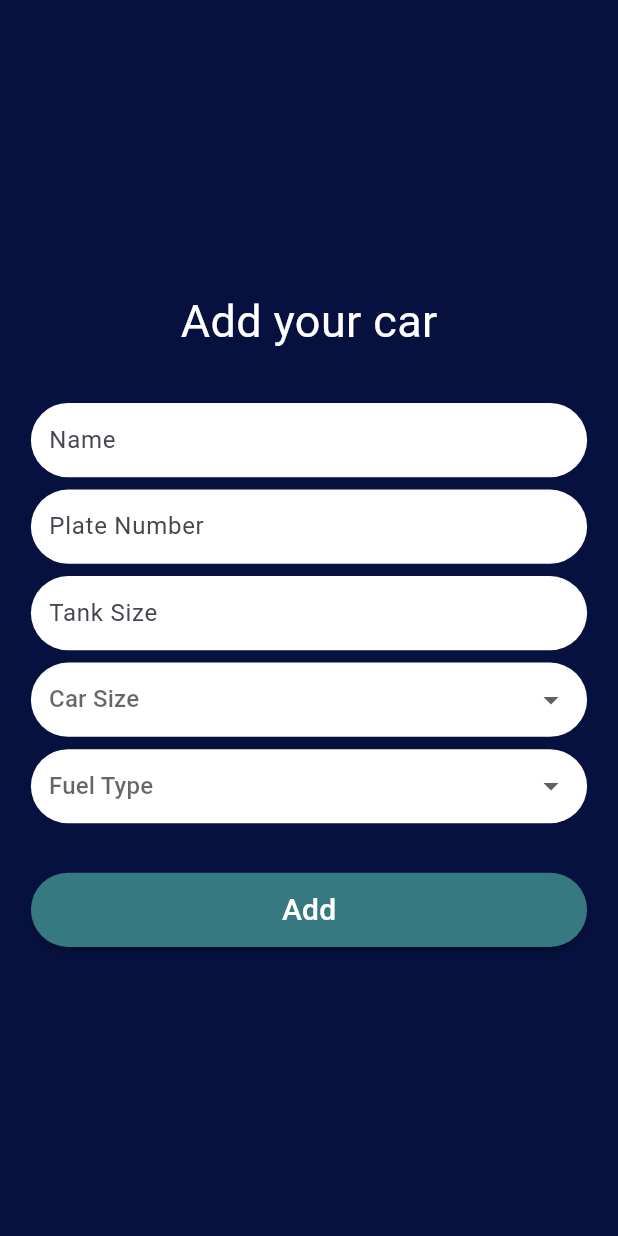
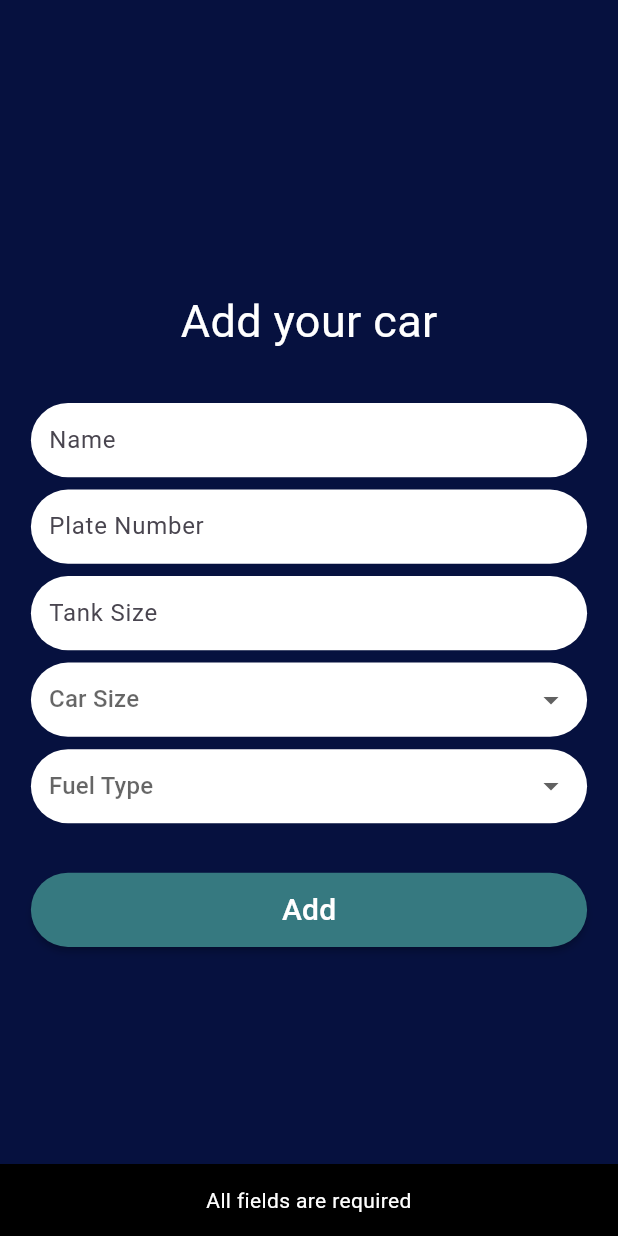
Before and after one commit to P-I-E-N-O/app, a Flutter app: the AddCarForm screen opened directly, after a tap on "Add", on a phone screen of 412 x 824 dp. Run offline on Flutter 3.47's test engine with Material 3 defaults, Android fonts, the phone set to English and light mode, and no system bars; our stand-ins replace dio, flutter_secure_storage, liquid_progress_indicator_v2, location, lottie, syncfusion_flutter_charts; accounts and stored records are empty; Roboto replaces fonts that are missing (futura).

Commit message:
more connections to backend + added snackbars.dart

```diff
--- /dev/null
+++ b/devtools_options.yaml
@@ -0,0 +1,3 @@
+description: This file stores settings for Dart & Flutter DevTools.
+documentation: https://docs.flutter.dev/tools/devtools/extensions#configure-extension-enablement-states
+extensions:
--- a/lib/add_car_form.dart
+++ b/lib/add_car_form.dart
@@ -1,5 +1,10 @@
+import 'package:dio/dio.dart';
 import 'package:flutter/material.dart';
+import 'package:pieno/io/http.dart';
 import 'package:pieno/models.dart';
+import 'package:pieno/state.dart';
+import 'package:pieno/widgets/snackbars.dart';
+import 'package:provider/provider.dart';
 
 class AddCarForm extends StatefulWidget {
   const AddCarForm({super.key});
@@ -11,6 +16,53 @@ class AddCarForm extends StatefulWidget {
 class _AddCarFormState extends State<AddCarForm> {
   String? dropDownCarSizeValue;
   FuelType? dropDownFuelTypeValue;
+
+  Map<String, TextEditingController> data = {
+    "name": TextEditingController(),
+    "plateNo": TextEditingController(),
+    "tankSize": TextEditingController(),
+    "size": TextEditingController(),
+  };
+
+  Future<void> addCar() async {
+    if (data["name"]!.text.isEmpty ||
+        data["plateNo"]!.text.isEmpty ||
+        data["tankSize"]!.text.isEmpty ||
+        data["size"]!.text.isEmpty ||
+        dropDownFuelTypeValue == null ||
+        dropDownCarSizeValue == null) {
+      ScaffoldMessenger.of(context).showSnackBar(allFieldsRequired);
+      return;
+    }
+
+    String name = data["name"]!.text;
+    String plateNo = data["plateNo"]!.text;
+    int tankSize = int.parse(data["tankSize"]!.text);
+    String size = data["size"]!.text;
+    FuelType fuelType = dropDownFuelTypeValue!;
+    Car car = Car(
+      name: name,
+      plateNo: plateNo,
+      tankSize: tankSize,
+      size: size,
+      fuelType: fuelType,
+      fuelLevel: 0,
+      ownerId: Provider.of<UserState>(context, listen: false).username!,
+      id: '',
+    );
+
+    try {
+      final response =
+          await Provider.of<Api>(context, listen: false).addCar(car);
+      car.id = response.data["car_id"];
+      Navigator.pop(context);
+    } on DioException catch (e) {
+      e.response?.statusCode == 409
+          ? ScaffoldMessenger.of(context).showSnackBar(carAlreadyExists)
+          : ScaffoldMessenger.of(context).showSnackBar(networkError);
+    }
+  }
+
   @override
   Widget build(BuildContext context) {
     return Scaffold(
@@ -41,14 +93,15 @@ class _AddCarFormState extends State<AddCarForm> {
               borderRadius: BorderRadius.circular(100),
               color: Colors.white,
             ),
-            child: const Center(
+            child: Center(
               child: Padding(
-                padding: EdgeInsets.symmetric(horizontal: 12),
+                padding: const EdgeInsets.symmetric(horizontal: 12),
                 child: TextField(
-                  decoration: InputDecoration(
+                  decoration: const InputDecoration(
                     border: InputBorder.none,
                     hintText: "Name",
                   ),
+                  controller: data['name'],
                 ),
               ),
             ),
@@ -63,14 +116,15 @@ class _AddCarFormState extends State<AddCarForm> {
               borderRadius: BorderRadius.circular(100),
               color: Colors.white,
             ),
-            child: const Center(
+            child: Center(
               child: Padding(
-                padding: EdgeInsets.symmetric(horizontal: 12),
+                padding: const EdgeInsets.symmetric(horizontal: 12),
                 child: TextField(
-                  decoration: InputDecoration(
+                  decoration: const InputDecoration(
                     border: InputBorder.none,
                     hintText: "Plate Number",
                   ),
+                  controller: data['plateNo'],
                 ),
               ),
             ),
@@ -85,14 +139,15 @@ class _AddCarFormState extends State<AddCarForm> {
               borderRadius: BorderRadius.circular(100),
               color: Colors.white,
             ),
-            child: const Center(
+            child: Center(
               child: Padding(
-                padding: EdgeInsets.symmetric(horizontal: 12),
+                padding: const EdgeInsets.symmetric(horizontal: 12),
                 child: TextField(
-                  decoration: InputDecoration(
+                  decoration: const InputDecoration(
                     border: InputBorder.none,
                     hintText: "Tank Size",
                   ),
+                  controller: data['tankSize'],
                 ),
               ),
             ),
@@ -115,15 +170,15 @@ class _AddCarFormState extends State<AddCarForm> {
                   value: dropDownCarSizeValue,
                   items: const [
                     DropdownMenuItem(
-                      value: "Small",
+                      value: "small",
                       child: Text("Small"),
                     ),
                     DropdownMenuItem(
-                      value: "Medium",
+                      value: "medium",
                       child: Text("Medium"),
                     ),
                     DropdownMenuItem(
-                      value: "Large",
+                      value: "large",
                       child: Text("Large"),
                     ),
                   ],
@@ -175,10 +230,6 @@ class _AddCarFormState extends State<AddCarForm> {
                       value: FuelType.cng,
                       child: Text("CNG"),
                     ),
-                    DropdownMenuItem(
-                      value: FuelType.balls,
-                      child: Text("Little Balls"),
-                    )
                   ],
                   onChanged: (FuelType? value) {
                     setState(
@@ -198,7 +249,9 @@ class _AddCarFormState extends State<AddCarForm> {
             padding: EdgeInsets.symmetric(
                 horizontal: MediaQuery.of(context).size.width * 0.05),
             child: MaterialButton(
-              onPressed: () {},
+              onPressed: () {
+                addCar();
+              },
               minWidth: MediaQuery.of(context).size.width * 0.9,
               height: MediaQuery.of(context).size.height * 0.06,
               color: const Color(0xFF367980),
--- a/lib/cars.dart
+++ b/lib/cars.dart
@@ -3,7 +3,6 @@ import 'package:pieno/add_car_form.dart';
 import 'package:pieno/models.dart';
 import 'package:pieno/state.dart';
 import 'package:provider/provider.dart';
-import 'package:pieno/io/http.dart' as http;
 
 void main() {
   runApp(MultiProvider(
@@ -41,7 +40,8 @@ class _CarsPageState extends State<CarsPage> {
   List<Car>? cars;
 
   void initCars() async {
-    cars = await http.getUserCars();
+    var state = context.watch<UserState>();
+    cars = await state.getCars(context);
     setState(() {});
   }
 
--- a/lib/state.dart
+++ b/lib/state.dart
@@ -1,10 +1,14 @@
 import 'package:flutter/foundation.dart';
+import 'package:flutter/material.dart';
+import 'package:pieno/io/http.dart';
 import 'package:pieno/models.dart';
+import 'package:provider/provider.dart';
 
 class UserState extends ChangeNotifier {
   String? token;
   String? username;
   Car? _activeCar;
+  List<Car>? _cars;
 
   set activeCar(Car? car) {
     _activeCar = car;
@@ -13,9 +17,14 @@ class UserState extends ChangeNotifier {
 
   Car? get activeCar => _activeCar;
 
-  UserState(
+  UserState([
     this.token,
     this.username,
     this._activeCar,
-  );
+  ]);
+
+  Future<List<Car>> getCars(BuildContext context) async {
+    _cars ??= await Provider.of<Api>(context, listen: false).getCars();
+    return _cars!;
+  }
 }
--- /dev/null
+++ b/lib/widgets/snackbars.dart
@@ -0,0 +1,56 @@
+import 'package:flutter/material.dart';
+
+SnackBar allFieldsRequired = const SnackBar(
+  backgroundColor: Colors.black,
+  content: Text(
+    "All fields are required",
+    textAlign: TextAlign.center,
+    style: TextStyle(
+      color: Colors.white,
+    ),
+  ),
+);
+
+SnackBar passwordsDoNotMatch = const SnackBar(
+  backgroundColor: Colors.black,
+  content: Text(
+    "Passwords do not match",
+    textAlign: TextAlign.center,
+    style: TextStyle(
+      color: Colors.white,
+    ),
+  ),
+);
+
+SnackBar invalidEmailOrPassword = const SnackBar(
+  backgroundColor: Colors.black,
+  content: Text(
+    "Invalid email or password fields",
+    textAlign: TextAlign.center,
+    style: TextStyle(
+      color: Colors.white,
+    ),
+  ),
+);
+
+SnackBar carAlreadyExists = const SnackBar(
+  backgroundColor: Colors.black,
+  content: Text(
+    "Car already exists",
+    textAlign: TextAlign.center,
+    style: TextStyle(
+      color: Colors.white,
+    ),
+  ),
+);
+
+SnackBar networkError = const SnackBar(
+  backgroundColor: Colors.black,
+  content: Text(
+    "Network error",
+    textAlign: TextAlign.center,
+    style: TextStyle(
+      color: Colors.white,
+    ),
+  ),
+);
--- a/pubspec.yaml
+++ b/pubspec.yaml
@@ -20,8 +20,8 @@ dependencies:
   flutter_native_splash: ^2.4.0
   dio: ^5.5.0
   intl: ^0.19.0
-  flutter_secure_storage: ^4.2.1
-  location: ^6.0.2
+  flutter_secure_storage: ^9.2.2
+  location: ^7.0.0
 
 dev_dependencies:
   flutter_test:
```
Also changed, not shown: lib/io/http.dart (+36 -35 lines), lib/login.dart (+14 -17 lines), lib/main.dart (+23 -18 lines), lib/register.dart (+50 -45 lines), pubspec.lock, 6 other files.
